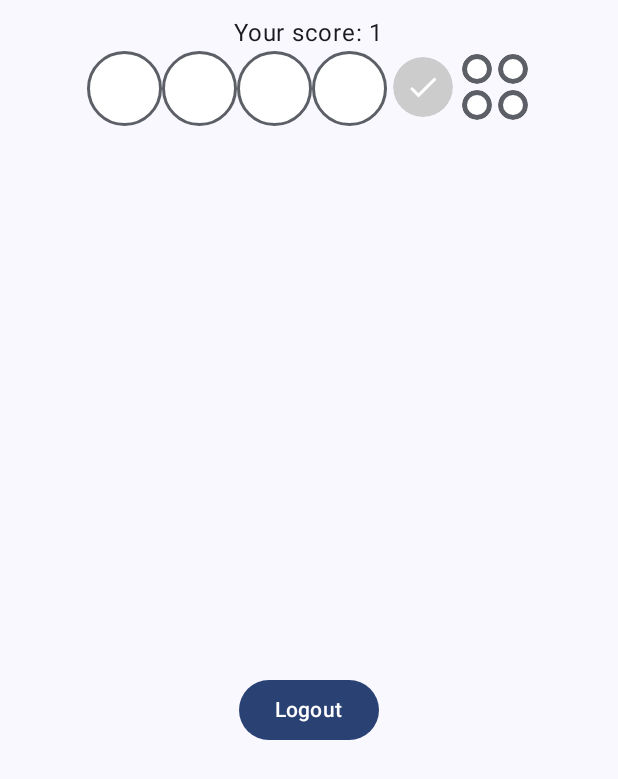
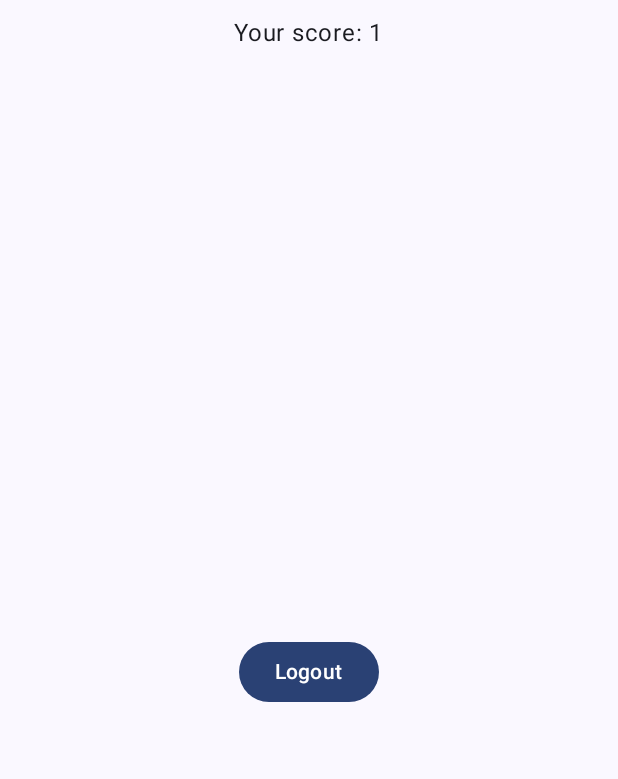
Before and after one commit to Harry29-exe/AndroidPollub, an Android app built with Jetpack Compose: the screen it shows after launch (MainActivity), after a tap on "Next", on a phone screen of 412 x 824 dp. Shown: the top 779 px of the screen. Run offline under Robolectric (Android 15) with nearby library versions, the phone set to English and light mode, and no system bars; pictures from the network do not load; 1 other tap on this screen came first.

Commit message:
basic animations

```diff
--- a/app/src/main/java/pl/kwojcik/za/MainActivity.kt
+++ b/app/src/main/java/pl/kwojcik/za/MainActivity.kt
@@ -3,12 +3,19 @@ package pl.kwojcik.za
 import android.os.Bundle
 import androidx.activity.ComponentActivity
 import androidx.activity.compose.setContent
+import androidx.compose.animation.core.EaseIn
+import androidx.compose.animation.core.tween
+import androidx.compose.animation.fadeIn
+import androidx.compose.animation.fadeOut
+import androidx.compose.animation.slideInHorizontally
+import androidx.compose.animation.slideOutHorizontally
 import androidx.compose.foundation.layout.fillMaxSize
 import androidx.compose.material3.MaterialTheme
 import androidx.compose.material3.Surface
 import androidx.compose.runtime.Composable
 import androidx.compose.ui.Modifier
 import androidx.compose.ui.tooling.preview.Preview
+import androidx.compose.ui.unit.IntOffset
 import androidx.navigation.NavType
 import androidx.navigation.compose.NavHost
 import androidx.navigation.compose.composable
@@ -66,21 +73,31 @@ object Screen {
 @Composable
 fun App() {
     val navController = rememberNavController()
+    val fadeSpec = tween<Float>(easing = EaseIn, durationMillis = 1000)
+    val slideSpec = tween<IntOffset>(easing = EaseIn, durationMillis = 1000)
+    val enterTransition = fadeIn(fadeSpec) + slideInHorizontally(animationSpec = slideSpec) { it }
+    val exitTransition = fadeOut(fadeSpec) + slideOutHorizontally(animationSpec = slideSpec) { -it }
 
     MyApplicationTheme {
         NavHost(navController = navController, startDestination = Screen.profilePath()) {
             composable(
                 Screen.profilePath(),
+                enterTransition = { enterTransition },
+                exitTransition = { exitTransition }
             ) {
                 ProfileScreen(navController = navController)
             }
             composable(Screen.gamePath(),
-                arguments = listOf(navArgument("noOfColors") { type = NavType.IntType })
+                arguments = listOf(navArgument("noOfColors") { type = NavType.IntType }),
+                enterTransition = { enterTransition },
+                exitTransition = { exitTransition }
             ) {
                 GameScreen(navController = navController)
             }
             composable(Screen.resultsPath(),
-                arguments = listOf(navArgument("result") {type = NavType.IntType})
+                arguments = listOf(navArgument("result") {type = NavType.IntType}),
+                enterTransition = { enterTransition },
+                exitTransition = { exitTransition }
             ) {
                 ResultScreen(navController = navController)
             }
--- a/app/src/main/java/pl/kwojcik/za/MasterMindUI.kt
+++ b/app/src/main/java/pl/kwojcik/za/MasterMindUI.kt
@@ -1,5 +1,8 @@
 package pl.kwojcik.za
 
+import androidx.compose.animation.core.LinearEasing
+import androidx.compose.animation.core.animateFloatAsState
+import androidx.compose.animation.core.tween
 import androidx.compose.foundation.BorderStroke
 import androidx.compose.foundation.background
 import androidx.compose.foundation.border
@@ -8,6 +11,7 @@ import androidx.compose.foundation.layout.Column
 import androidx.compose.foundation.layout.Row
 import androidx.compose.foundation.layout.fillMaxHeight
 import androidx.compose.foundation.layout.fillMaxWidth
+import androidx.compose.foundation.layout.height
 import androidx.compose.foundation.layout.padding
 import androidx.compose.foundation.layout.size
 import androidx.compose.foundation.lazy.LazyColumn
@@ -22,6 +26,7 @@ import androidx.compose.material3.IconButtonDefaults
 import androidx.compose.material3.MaterialTheme
 import androidx.compose.material3.Text
 import androidx.compose.runtime.Composable
+import androidx.compose.runtime.getValue
 import androidx.compose.runtime.mutableIntStateOf
 import androidx.compose.runtime.mutableStateListOf
 import androidx.compose.runtime.mutableStateOf
@@ -215,6 +220,16 @@ fun GameRow(
     whenAccepted: (colors: List<GameColor>) -> Unit = {},
     enabled: Boolean = false
 ) {
+    val animationSpec = tween<Float>(easing = LinearEasing, durationMillis = 500)
+    val animateHeight = remember { mutableStateOf(false) }
+    val height by animateFloatAsState(
+        if (animateHeight.value) 50f else 0f,
+        animationSpec = animationSpec,
+        label = ""
+    )
+    animateHeight.value = true
+    print("height was :$height")
+
     val currentRound = remember {
         mutableStateListOf(
             *colors.toTypedArray()
@@ -231,7 +246,7 @@ fun GameRow(
         currentRound[index] = possibleColors[(indexInPossibleColors + 1) % possibleColors.size]
     }
 
-    Row {
+    Row(modifier = Modifier.height(height.dp)) {
         CircularBtn(color = currentRound[0],
             enabled = enabled,
             onClick = { setNextColor(0) })
--- a/app/src/main/java/pl/kwojcik/za/ProfileScreen.kt
+++ b/app/src/main/java/pl/kwojcik/za/ProfileScreen.kt
@@ -4,7 +4,16 @@ import android.net.Uri
 import androidx.activity.compose.rememberLauncherForActivityResult
 import androidx.activity.result.PickVisualMediaRequest
 import androidx.activity.result.contract.ActivityResultContracts
+import androidx.compose.animation.core.Animatable
+import androidx.compose.animation.core.InfiniteRepeatableSpec
+import androidx.compose.animation.core.LinearEasing
+import androidx.compose.animation.core.RepeatMode
+import androidx.compose.animation.core.animateFloatAsState
+import androidx.compose.animation.core.infiniteRepeatable
+import androidx.compose.animation.core.tween
+import androidx.compose.foundation.background
 import androidx.compose.foundation.layout.Arrangement
+import androidx.compose.foundation.layout.Box
 import androidx.compose.foundation.layout.Column
 import androidx.compose.foundation.layout.Spacer
 import androidx.compose.foundation.layout.fillMaxSize
@@ -24,18 +33,26 @@ import androidx.compose.material3.MaterialTheme
 import androidx.compose.material3.OutlinedTextField
 import androidx.compose.material3.Text
 import androidx.compose.runtime.Composable
+import androidx.compose.runtime.LaunchedEffect
 import androidx.compose.runtime.MutableState
+import androidx.compose.runtime.getValue
 import androidx.compose.runtime.mutableStateOf
+import androidx.compose.runtime.remember
 import androidx.compose.runtime.saveable.rememberSaveable
+import androidx.compose.ui.AbsoluteAlignment
 import androidx.compose.ui.Alignment
 import androidx.compose.ui.Modifier
+import androidx.compose.ui.graphics.Color
 import androidx.compose.ui.layout.ContentScale
+import androidx.compose.ui.text.TextStyle
 import androidx.compose.ui.text.input.KeyboardType
 import androidx.compose.ui.tooling.preview.Preview
 import androidx.compose.ui.unit.dp
+import androidx.compose.ui.unit.sp
 import androidx.compose.ui.zIndex
 import androidx.navigation.NavController
 import coil.compose.AsyncImage
+import kotlinx.coroutines.coroutineScope
 
 fun isValidEmail(value: String): Result<Unit> {
     if (value.isEmpty()) {
@@ -70,12 +87,7 @@ fun ProfileView(goToNextScreen: (noOfColors: Int) -> Unit = {}) {
         verticalArrangement = Arrangement.Center,
         horizontalAlignment = Alignment.CenterHorizontally
     ) {
-        Text(
-            text = "MasterAnd",
-            style = MaterialTheme.typography.displayLarge,
-            modifier = Modifier.padding(bottom = 48.dp)
-        )
-
+        AnimatedTitle()
         ProfileImageWithPicker()
 
         Spacer(modifier = Modifier.height(16.dp))
@@ -94,7 +106,7 @@ fun ProfileView(goToNextScreen: (noOfColors: Int) -> Unit = {}) {
 
         OutlinedTextFieldWithError(
             value = email,
-            validationFn = {isValidEmail(it)},
+            validationFn = { isValidEmail(it) },
             label = "Enter name",
         )
 
@@ -114,7 +126,7 @@ fun ProfileView(goToNextScreen: (noOfColors: Int) -> Unit = {}) {
 
         Button(
             modifier = Modifier.fillMaxWidth(1f),
-            onClick = { goToNextScreen( colorNO.value.toInt()) }
+            onClick = { goToNextScreen(colorNO.value.toInt()) }
         ) {
             Text(text = "Next")
         }
@@ -130,7 +142,7 @@ fun OutlinedTextFieldWithError(
     label: String = ""
 ) {
     val error = rememberSaveable { mutableStateOf<Throwable?>(null) }
-    val internalValue = rememberSaveable{ mutableStateOf(value.component1()) }
+    val internalValue = rememberSaveable { mutableStateOf(value.component1()) }
 
     val onValueChange: (String) -> Unit = { newValue: String ->
         internalValue.value = newValue
@@ -196,3 +208,30 @@ fun ProfileImageWithPicker() {
         )
     }
 }
+
+@Composable
+fun AnimatedTitle() {
+    val font = remember { Animatable(initialValue = 24f) }
+    val animationSpec: InfiniteRepeatableSpec<Float> = infiniteRepeatable(
+        animation = tween(durationMillis = 1000, easing = LinearEasing),
+        repeatMode = RepeatMode.Reverse
+    )
+
+    LaunchedEffect(true) {
+        font.animateTo(35f, animationSpec = animationSpec)
+    }
+
+    Column(modifier = Modifier
+        .height(90.dp)
+        .fillMaxWidth(),
+        verticalArrangement = Arrangement.Center,
+        horizontalAlignment = Alignment.CenterHorizontally
+    )
+    {
+        Text(
+            text = "MasterAnd",
+            style = TextStyle(fontSize = font.value.sp),
+            modifier = Modifier.padding(bottom = 48.dp)
+        )
+    }
+}
--- a/app/src/main/java/pl/kwojcik/za/ResultScreen.kt
+++ b/app/src/main/java/pl/kwojcik/za/ResultScreen.kt
@@ -3,14 +3,12 @@ package pl.kwojcik.za
 import androidx.compose.foundation.layout.Arrangement
 import androidx.compose.foundation.layout.Column
 import androidx.compose.foundation.layout.fillMaxHeight
-import androidx.compose.foundation.layout.padding
 import androidx.compose.material3.Button
 import androidx.compose.material3.MaterialTheme
 import androidx.compose.material3.Text
 import androidx.compose.runtime.Composable
 import androidx.compose.ui.Alignment
 import androidx.compose.ui.Modifier
-import androidx.compose.ui.unit.dp
 import androidx.navigation.NavController
 
 @Composable
```
